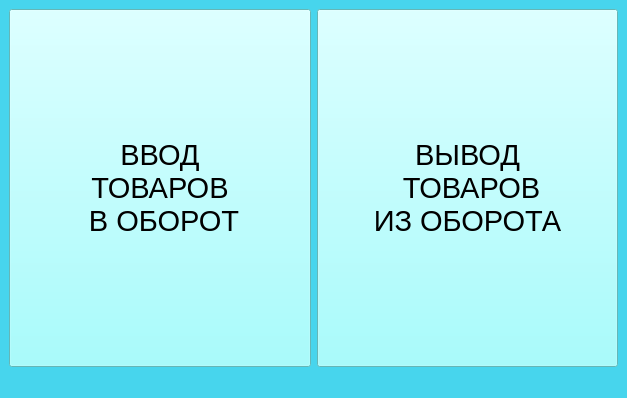
First picture: the form in mainwindow.ui, repository avovana/zebra_scanner_labeling, before the edit.
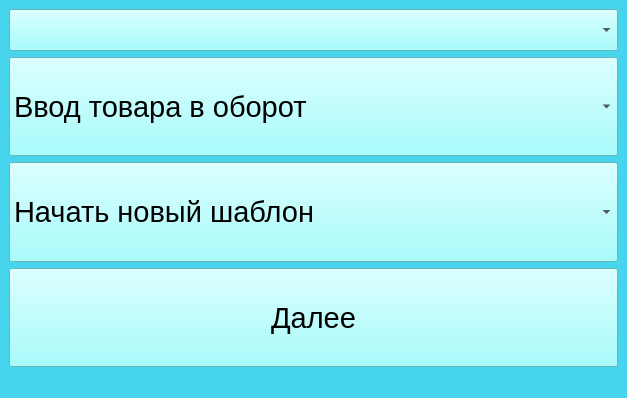
Second picture: the form after the edit.

```diff
--- a/mainwindow.ui
+++ b/mainwindow.ui
@@ -29,7 +29,7 @@
   </property>
   <widget class="QWidget" name="centralwidget">
    <layout class="QGridLayout" name="gridLayout">
-    <item row="0" column="0">
+    <item row="3" column="0">
      <widget class="QPushButton" name="pushButton">
       <property name="sizePolicy">
        <sizepolicy hsizetype="Expanding" vsizetype="Expanding">
@@ -46,14 +46,12 @@
        <string notr="true">background-color: rgb(141, 255, 255);</string>
       </property>
       <property name="text">
-       <string>ВВОД 
-ТОВАРОВ
- В ОБОРОТ</string>
+       <string>Далее</string>
       </property>
      </widget>
     </item>
-    <item row="0" column="1">
-     <widget class="QPushButton" name="pushButton_2">
+    <item row="1" column="0">
+     <widget class="QComboBox" name="comboBox_2">
       <property name="sizePolicy">
        <sizepolicy hsizetype="Expanding" vsizetype="Expanding">
         <horstretch>0</horstretch>
@@ -63,16 +61,68 @@
       <property name="font">
        <font>
         <pointsize>22</pointsize>
+        <stylestrategy>PreferDefault</stylestrategy>
        </font>
       </property>
+      <property name="cursor">
+       <cursorShape>ArrowCursor</cursorShape>
+      </property>
+      <property name="layoutDirection">
+       <enum>Qt::LeftToRight</enum>
+      </property>
       <property name="styleSheet">
        <string notr="true">background-color: rgb(141, 255, 255);</string>
       </property>
-      <property name="text">
-       <string>ВЫВОД
- ТОВАРОВ 
-ИЗ ОБОРОТА</string>
+      <item>
+       <property name="text">
+        <string>Ввод товара в оборот</string>
+       </property>
+      </item>
+      <item>
+       <property name="text">
+        <string>Вывод товара из оборота</string>
+       </property>
+      </item>
+     </widget>
+    </item>
+    <item row="0" column="0">
+     <widget class="QComboBox" name="comboBox">
+      <property name="font">
+       <font>
+        <pointsize>22</pointsize>
+       </font>
       </property>
+      <property name="styleSheet">
+       <string notr="true">background-color: rgb(141, 255, 255);</string>
+      </property>
+     </widget>
+    </item>
+    <item row="2" column="0">
+     <widget class="QComboBox" name="comboBox_3">
+      <property name="sizePolicy">
+       <sizepolicy hsizetype="Expanding" vsizetype="Expanding">
+        <horstretch>0</horstretch>
+        <verstretch>0</verstretch>
+       </sizepolicy>
+      </property>
+      <property name="font">
+       <font>
+        <pointsize>22</pointsize>
+       </font>
+      </property>
+      <property name="styleSheet">
+       <string notr="true">background-color: rgb(141, 255, 255);</string>
+      </property>
+      <item>
+       <property name="text">
+        <string>Начать новый шаблон</string>
+       </property>
+      </item>
+      <item>
+       <property name="text">
+        <string>Продолжить шаблон</string>
+       </property>
+      </item>
      </widget>
     </item>
    </layout>
```
